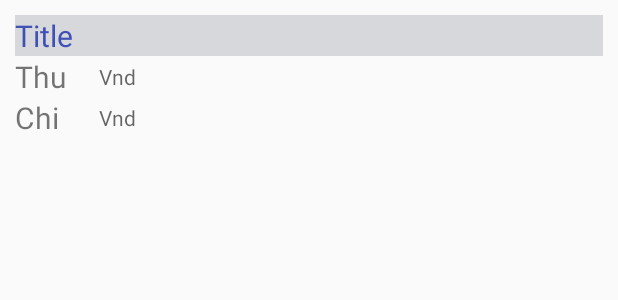
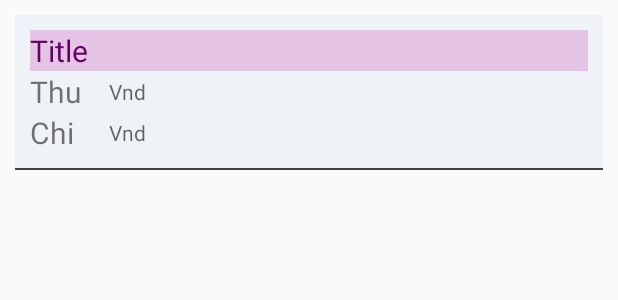
Before and after one commit to hoangsangnguyen/Financial_Manager, an Android app: the layout items_detail.xml on its own in the app's theme, with its tools: preview values and no code run, on a phone screen of 412 x 824 dp. Shown: the top 300 px of the screen. Run offline under Robolectric (Android 15) with nearby library versions, the phone set to English and light mode, and no system bars.

Commit message:
update detail ui

```diff
--- a/FinancialManager/app/src/main/AndroidManifest.xml
+++ b/FinancialManager/app/src/main/AndroidManifest.xml
@@ -16,13 +16,14 @@
         android:theme="@style/AppTheme.NoActionBar">
         <activity android:name=".MainActivity" />
         <activity android:name=".mvp.login.LoginActivity">
+        </activity>
+        <activity android:name=".mvp.login.detail.DetailActivity">
             <intent-filter>
                 <action android:name="android.intent.action.MAIN" />
 
                 <category android:name="android.intent.category.LAUNCHER" />
             </intent-filter>
         </activity>
-        <activity android:name=".mvp.login.detail.DetailActivity"></activity>
     </application>
 
 </manifest>
--- a/FinancialManager/app/src/main/res/layout/items_detail.xml
+++ b/FinancialManager/app/src/main/res/layout/items_detail.xml
@@ -8,15 +8,18 @@
     <LinearLayout
         android:layout_width="match_parent"
         android:layout_height="wrap_content"
+        android:background="#eff2f7"
         android:gravity="center_vertical"
-        android:orientation="vertical">
+        android:orientation="vertical"
+        android:padding="@dimen/small_10dp">
 
         <TextView
+            android:id="@+id/tv_title_items_detail"
             android:layout_width="match_parent"
             android:layout_height="wrap_content"
-            android:background="#d6d8db"
+            android:background="#e4c3e5"
             android:text="Title"
-            android:textColor="@color/colorPrimary"
+            android:textColor="#610263"
             android:textSize="20sp" />
 
         <LinearLayout
@@ -33,6 +36,7 @@
                 android:textSize="20sp" />
 
             <TextView
+                android:id="@+id/tv_money_thu_items_detail"
                 android:layout_width="0dp"
                 android:layout_height="wrap_content"
                 android:layout_weight="6"
@@ -54,6 +58,7 @@
                 android:textSize="20sp" />
 
             <TextView
+                android:id="@+id/tv_money_chi_items_detail"
                 android:layout_width="0dp"
                 android:layout_height="wrap_content"
                 android:layout_weight="6"
@@ -66,6 +71,6 @@
     <View
         android:layout_width="match_parent"
         android:layout_height="1dp"
-        android:background="@color/transparent" />
+        android:background="@color/cardview_dark_background" />
 
 </LinearLayout>
```
Also changed, not shown: FinancialManager/app/src/main/java/com/example/nhattruong/financialmanager/model/Detail.java (added, +27 -0 lines), FinancialManager/app/src/main/java/com/example/nhattruong/financialmanager/mvp/login/detail/DetailActivity.java (+32 -1 lines), FinancialManager/app/src/main/java/com/example/nhattruong/financialmanager/mvp/login/detail/DetailContract.java (added, +16 -0 lines), FinancialManager/app/src/main/java/com/example/nhattruong/financialmanager/mvp/login/detail/DetailPresenter.java (added, +21 -0 lines), FinancialManager/app/src/main/java/com/example/nhattruong/financialmanager/mvp/login/detail/adapter/ItemsDetailAdapter.java (added, +60 -0 lines).
